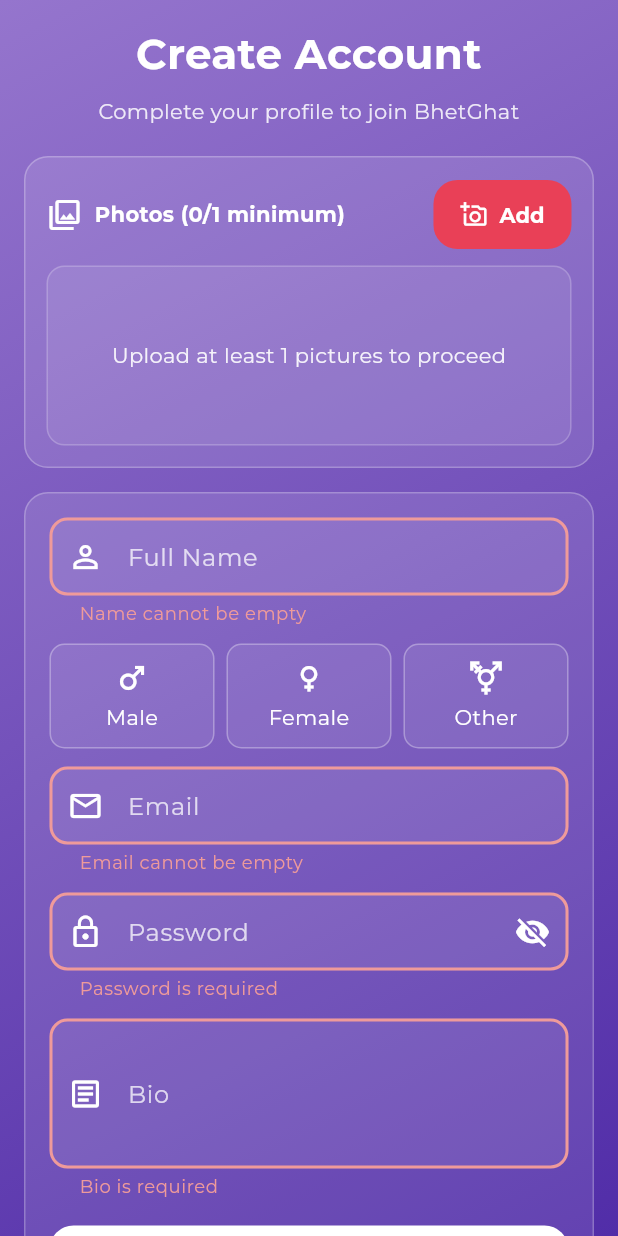
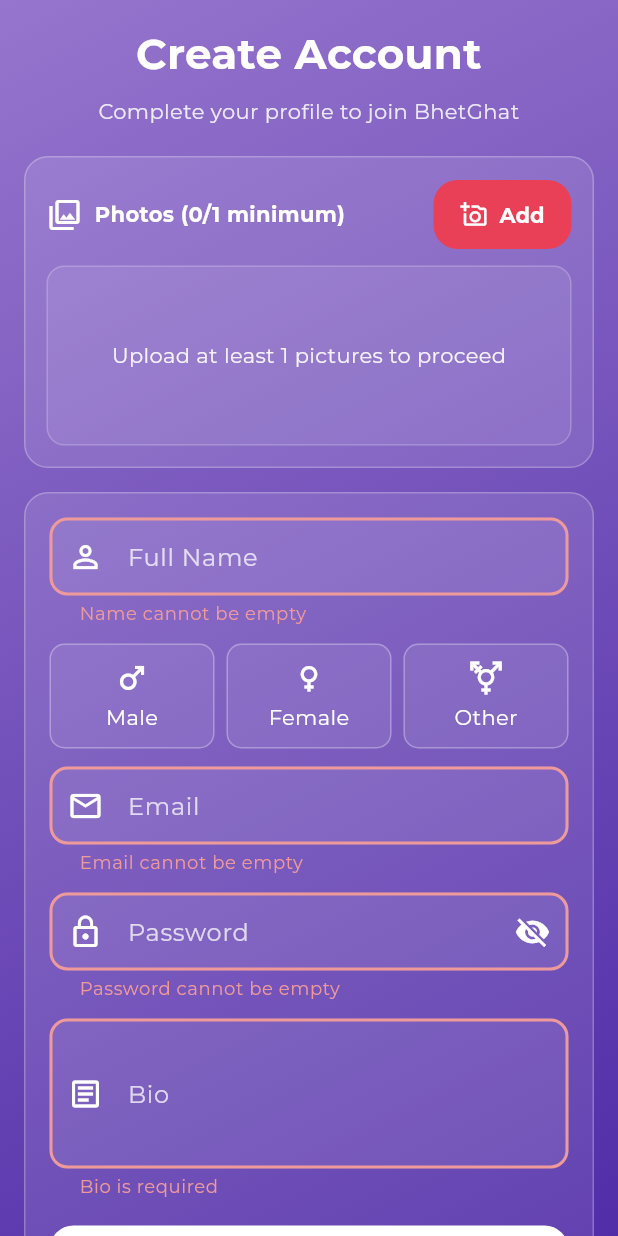
Before and after one commit to rojitalemagar/bhet_ghat_app, a Flutter app: the RegisterScreen screen opened by its route, after a tap on "Create Account", on a phone screen of 412 x 824 dp. Run offline on Flutter 3.47's test engine with Material 3 defaults, Android fonts, the phone set to English and light mode, and no system bars; our stand-ins replace app_links, hive, hive_flutter, image_picker, sensors_plus; accounts and stored records are empty.

Commit message:
Reuse password validation on register screen

```diff
--- a/lib/presentation/screens/register_screen.dart
+++ b/lib/presentation/screens/register_screen.dart
@@ -363,15 +363,7 @@ class _RegisterScreenState extends State<RegisterScreen> {
                       ),
                     ),
                   ),
-              validator: (v) {
-                if (v == null || v.isEmpty) {
-                  return 'Password is required';
-                }
-                if (v.length < 6) {
-                  return 'Password must be at least 6 characters';
-                }
-                return null;
-              },
+              validator: (v) => ValidationUtils.getPasswordError(v ?? ''),
             ),
             const SizedBox(height: 12),
             TextFormField(
```
